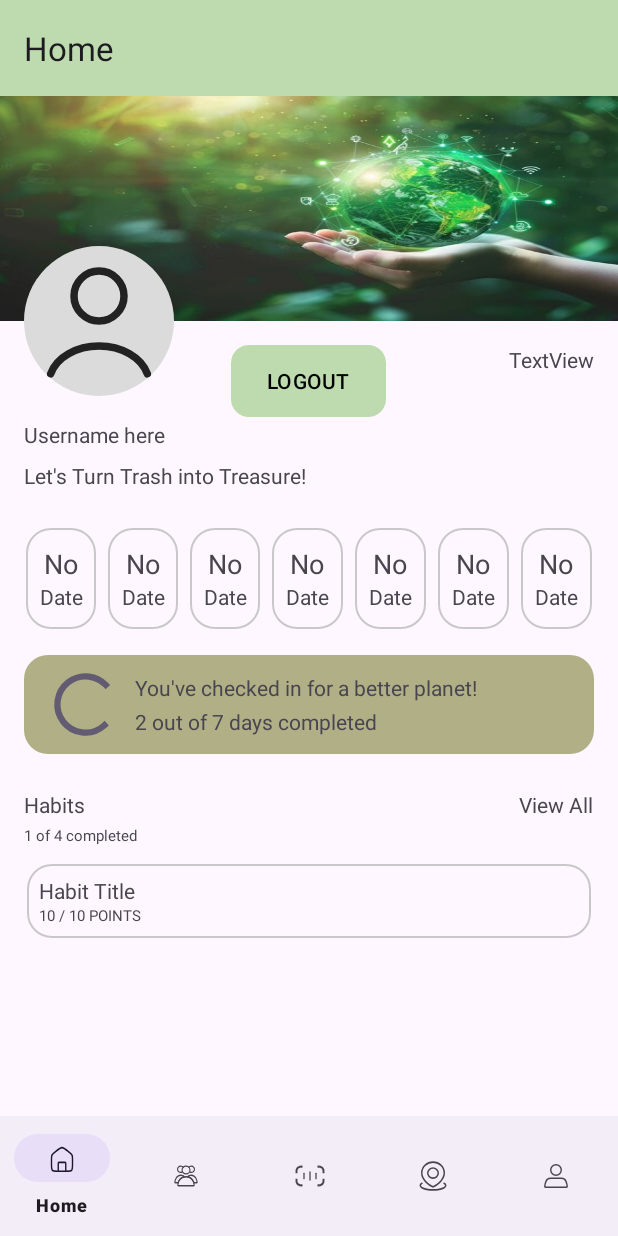
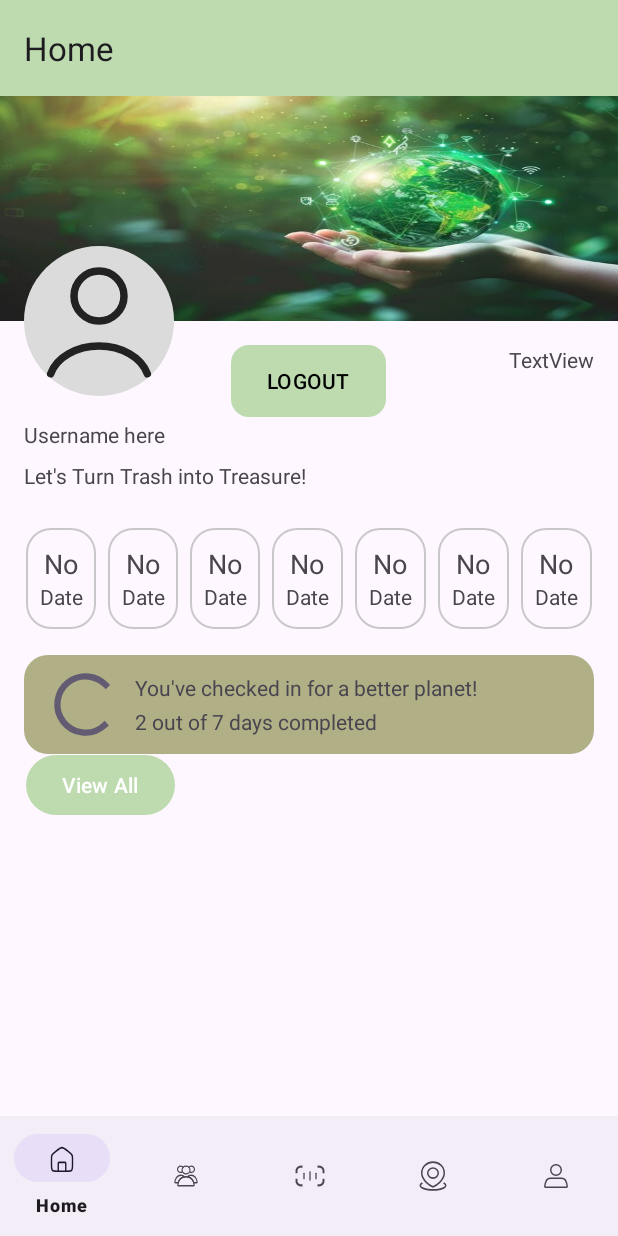
Before and after one commit to NightFurios2411/ZeroWasteHero, an Android app: the screen it shows after launch once a user with an empty profile is signed in (MainActivity), on a phone screen of 412 x 824 dp. Run offline under Robolectric (Android 15) with nearby library versions, the phone set to English and light mode, and no system bars; our stand-ins replace Firebase (no records; nobody signed in at launch, a user with empty details on screens opened directly), navigation-ui.

Commit message:
latest adding habit to AmirBranch

```diff
--- a/app/src/main/java/com/example/zerowastehero/Main/Home/HomeFragment.java
+++ b/app/src/main/java/com/example/zerowastehero/Main/Home/HomeFragment.java
@@ -88,7 +88,7 @@ public class HomeFragment extends Fragment {
 
         BtnLogOut = view.findViewById(R.id.BtnLogOut);
         TVUsernameHome = view.findViewById(R.id.TVHomeUsername);
-        TVViewAllView = view.findViewById(R.id.TVViewAllView);
+
 
         fetchUser();
 
--- a/app/src/main/res/layout/fragment_home.xml
+++ b/app/src/main/res/layout/fragment_home.xml
@@ -322,76 +322,17 @@
 
     </androidx.constraintlayout.widget.ConstraintLayout>
 
-    <TextView
-        android:id="@+id/textView18"
+    <Button
+        android:id="@+id/viewAllButton"
         android:layout_width="wrap_content"
         android:layout_height="wrap_content"
-        android:layout_marginStart="16dp"
-        android:layout_marginTop="24dp"
-        android:text="Habits"
+        android:layout_marginEnd="280dp"
+        android:layout_marginBottom="200dp"
+        android:text="View All"
+        app:layout_constraintBottom_toBottomOf="parent"
+        app:layout_constraintEnd_toEndOf="parent"
+        app:layout_constraintHorizontal_bias="0.531"
         app:layout_constraintStart_toStartOf="parent"
         app:layout_constraintTop_toBottomOf="@+id/constraintLayout" />
 
-    <TextView
-        android:id="@+id/textView23"
-        android:layout_width="wrap_content"
-        android:layout_height="wrap_content"
-        android:layout_marginStart="16dp"
-        android:layout_marginTop="4dp"
-        android:text="1 of 4 completed"
-        android:textSize="10sp"
-        app:layout_constraintStart_toStartOf="parent"
-        app:layout_constraintTop_toBottomOf="@+id/textView18" />
-
-    <TextView
-        android:id="@+id/TVViewAllView"
-        android:layout_width="50dp"
-        android:layout_height="wrap_content"
-        android:layout_marginTop="24dp"
-        android:layout_marginEnd="16dp"
-        android:gravity="start"
-        android:text="View All"
-        app:layout_constraintEnd_toEndOf="parent"
-        app:layout_constraintTop_toBottomOf="@+id/constraintLayout" />
-
-    <LinearLayout
-        android:layout_width="match_parent"
-        android:layout_height="wrap_content"
-        android:layout_marginTop="8dp"
-        android:orientation="vertical"
-        android:padding="4dp"
-        app:layout_constraintEnd_toEndOf="parent"
-        app:layout_constraintStart_toStartOf="parent"
-        app:layout_constraintTop_toBottomOf="@+id/textView23">
-
-        <androidx.constraintlayout.widget.ConstraintLayout
-            android:layout_width="match_parent"
-            android:layout_height="wrap_content"
-            android:layout_marginStart="14dp"
-            android:layout_marginEnd="14dp"
-            android:background="@drawable/home_calendar_not_filled"
-            android:padding="8dp">
-
-            <TextView
-                android:id="@+id/textView25"
-                android:layout_width="wrap_content"
-                android:layout_height="wrap_content"
-                android:text="Habit Title"
-                app:layout_constraintStart_toStartOf="parent"
-                app:layout_constraintTop_toTopOf="parent" />
-
-            <TextView
-                android:id="@+id/textView26"
-                android:layout_width="wrap_content"
-                android:layout_height="wrap_content"
-                android:text="10 / 10 POINTS"
-                android:textSize="10sp"
-                app:layout_constraintStart_toStartOf="@+id/textView25"
-                app:layout_constraintTop_toBottomOf="@+id/textView25" />
-
-        </androidx.constraintlayout.widget.ConstraintLayout>
-
-    </LinearLayout>
-
-
 </androidx.constraintlayout.widget.ConstraintLayout>
```
Also changed, not shown: app/src/main/java/com/example/zerowastehero/Main/Home/Habit/HabitTrackerActivity.java (added, +32 -0 lines), app/src/main/java/com/example/zerowastehero/Main/Home/Habit/UploadProofActivity.java (added, +48 -0 lines), app/src/main/res/layout/activity_habit_tracker.xml (added, +212 -0 lines), app/src/main/res/layout/activity_main.xml (+8 -0 lines), app/src/main/res/layout/activity_upload_proof.xml (added, +40 -0 lines).
